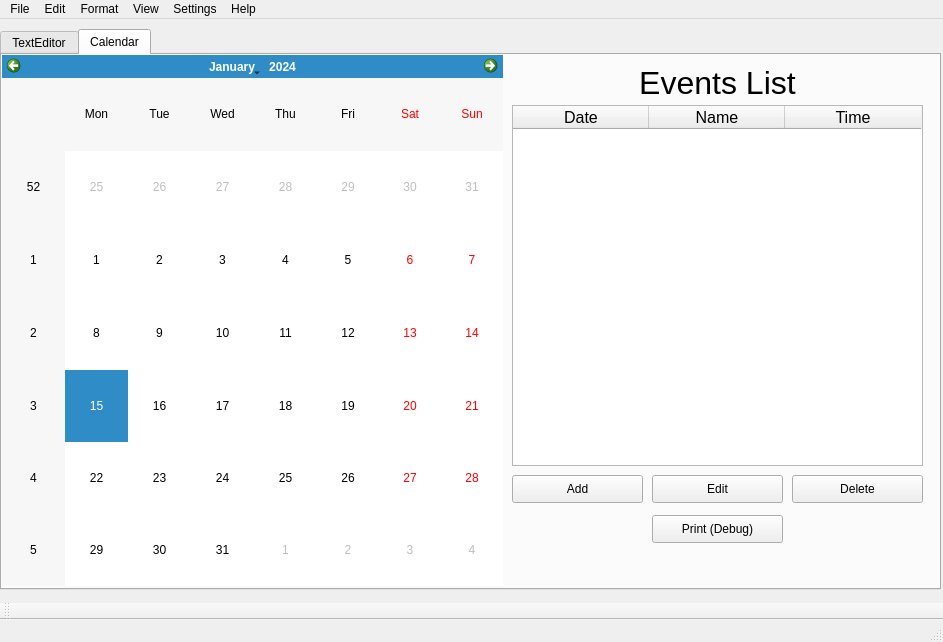
This is Qt Project Files/SpiralBound/mainwindow.ui in ECU-CSCI-4230/SpiralBound as Qt 5 draws it before an edit. The edited form follows.
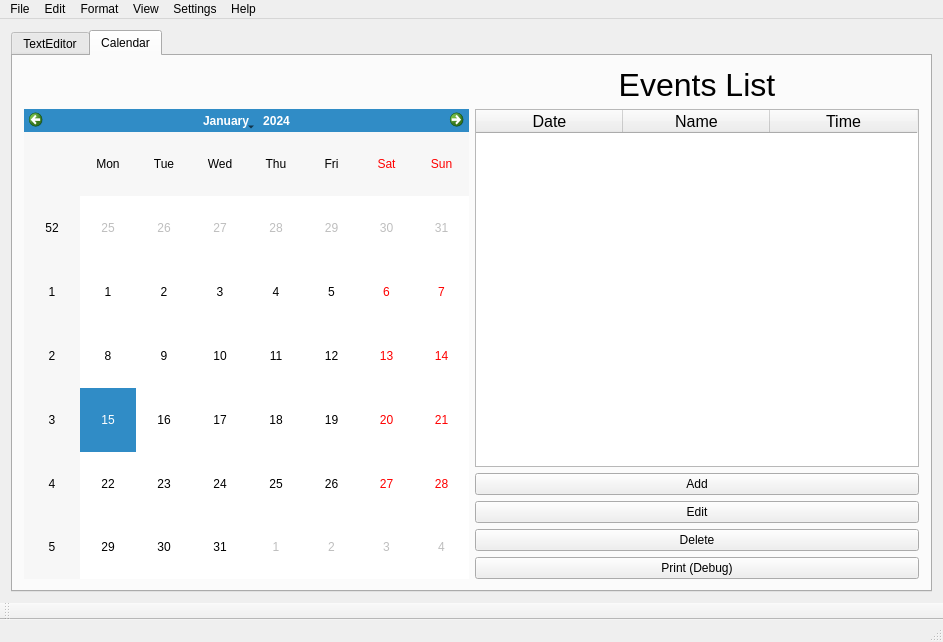
This is the edited form. Icons and pictures are not drawn.

Commit message: Updated the GUI to fit to window size

```diff
--- a/Qt Project Files/SpiralBound/mainwindow.ui
+++ b/Qt Project Files/SpiralBound/mainwindow.ui
@@ -18,18 +18,12 @@
     <normaloff>:/SpiralBound/images/icon.png</normaloff>:/SpiralBound/images/icon.png</iconset>
   </property>
   <widget class="QWidget" name="centralWidget">
+   <layout class="QGridLayout" name="gridLayout">
+    <item row="0" column="0">
    <widget class="QTabWidget" name="tabWidget">
     <property name="enabled">
      <bool>true</bool>
     </property>
-    <property name="geometry">
-     <rect>
-      <x>0</x>
-      <y>10</y>
-      <width>941</width>
-      <height>561</height>
-     </rect>
-    </property>
     <property name="tabPosition">
      <enum>QTabWidget::North</enum>
     </property>
@@ -61,25 +55,27 @@
      <attribute name="title">
       <string>Calendar</string>
      </attribute>
-     <widget class="QCalendarWidget" name="calendarWidget">
-      <property name="geometry">
-       <rect>
-        <x>0</x>
-        <y>0</y>
-        <width>501</width>
-        <height>531</height>
-       </rect>
-      </property>
-     </widget>
+       <layout class="QGridLayout" name="gridLayout_2">
+        <item row="0" column="1">
+         <widget class="QLabel" name="label">
+          <property name="font">
+           <font>
+            <pointsize>24</pointsize>
+           </font>
+          </property>
+          <property name="text">
+           <string>Events List</string>
+          </property>
+          <property name="textFormat">
+           <enum>Qt::AutoText</enum>
+          </property>
+          <property name="alignment">
+           <set>Qt::AlignHCenter|Qt::AlignTop</set>
+          </property>
+         </widget>
+        </item>
+        <item row="1" column="1">
      <widget class="QTableWidget" name="tableWidget_eventList">
-      <property name="geometry">
-       <rect>
-        <x>510</x>
-        <y>50</y>
-        <width>411</width>
-        <height>361</height>
-       </rect>
-      </property>
       <property name="sizePolicy">
        <sizepolicy hsizetype="Expanding" vsizetype="Expanding">
         <horstretch>0</horstretch>
@@ -91,6 +87,9 @@
         <pointsize>12</pointsize>
        </font>
       </property>
+          <property name="autoFillBackground">
+           <bool>false</bool>
+          </property>
       <property name="horizontalScrollBarPolicy">
        <enum>Qt::ScrollBarAlwaysOff</enum>
       </property>
@@ -113,11 +112,17 @@
        <bool>false</bool>
       </attribute>
       <attribute name="horizontalHeaderDefaultSectionSize">
-       <number>136</number>
+           <number>147</number>
       </attribute>
       <attribute name="horizontalHeaderMinimumSectionSize">
        <number>5</number>
       </attribute>
+          <attribute name="horizontalHeaderStretchLastSection">
+           <bool>false</bool>
+          </attribute>
+          <attribute name="verticalHeaderCascadingSectionResizes">
+           <bool>false</bool>
+          </attribute>
       <column>
        <property name="text">
         <string>Date</string>
@@ -134,84 +139,50 @@
        </property>
       </column>
      </widget>
+        </item>
+        <item row="2" column="1">
      <widget class="QPushButton" name="pushButton_addEvent">
-      <property name="geometry">
-       <rect>
-        <x>510</x>
-        <y>420</y>
-        <width>131</width>
-        <height>28</height>
-       </rect>
-      </property>
       <property name="text">
        <string>Add</string>
       </property>
      </widget>
-     <widget class="QPushButton" name="pushButton_deleteEvent">
-      <property name="geometry">
-       <rect>
-        <x>790</x>
-        <y>420</y>
-        <width>131</width>
-        <height>28</height>
-       </rect>
-      </property>
-      <property name="text">
-       <string>Delete</string>
-      </property>
-     </widget>
+        </item>
+        <item row="3" column="1">
      <widget class="QPushButton" name="pushButton_editEvent">
-      <property name="geometry">
-       <rect>
-        <x>650</x>
-        <y>420</y>
-        <width>131</width>
-        <height>28</height>
-       </rect>
-      </property>
       <property name="text">
        <string>Edit</string>
       </property>
      </widget>
-     <widget class="QLabel" name="label">
-      <property name="geometry">
-       <rect>
-        <x>510</x>
-        <y>10</y>
-        <width>411</width>
-        <height>41</height>
-       </rect>
-      </property>
-      <property name="font">
-       <font>
-        <pointsize>24</pointsize>
-       </font>
-      </property>
+        </item>
+        <item row="4" column="1">
+         <widget class="QPushButton" name="pushButton_deleteEvent">
       <property name="text">
-       <string>Events List</string>
-      </property>
-      <property name="textFormat">
-       <enum>Qt::AutoText</enum>
-      </property>
-      <property name="alignment">
-       <set>Qt::AlignHCenter|Qt::AlignTop</set>
-      </property>
-     </widget>
+           <string>Delete</string>
+          </property>
+         </widget>
+        </item>
+        <item row="5" column="1">
      <widget class="QPushButton" name="pushButton_printEventList">
-      <property name="geometry">
-       <rect>
-        <x>650</x>
-        <y>460</y>
-        <width>131</width>
-        <height>28</height>
-       </rect>
-      </property>
       <property name="text">
        <string>Print (Debug)</string>
       </property>
      </widget>
-    </widget>
-   </widget>
+        </item>
+        <item row="1" column="0" rowspan="5">
+         <widget class="QCalendarWidget" name="calendarWidget">
+          <property name="sizePolicy">
+           <sizepolicy hsizetype="Expanding" vsizetype="Expanding">
+            <horstretch>0</horstretch>
+            <verstretch>0</verstretch>
+           </sizepolicy>
+          </property>
+         </widget>
+        </item>
+       </layout>
+      </widget>
+     </widget>
+    </item>
+   </layout>
   </widget>
   <widget class="QMenuBar" name="menuBar">
    <property name="geometry">
```
Left out of the diff: 17 changed lines with no effect on the pictures. Lines whose indentation alone changed are shown as unchanged. The commit also changes 5 other files.
